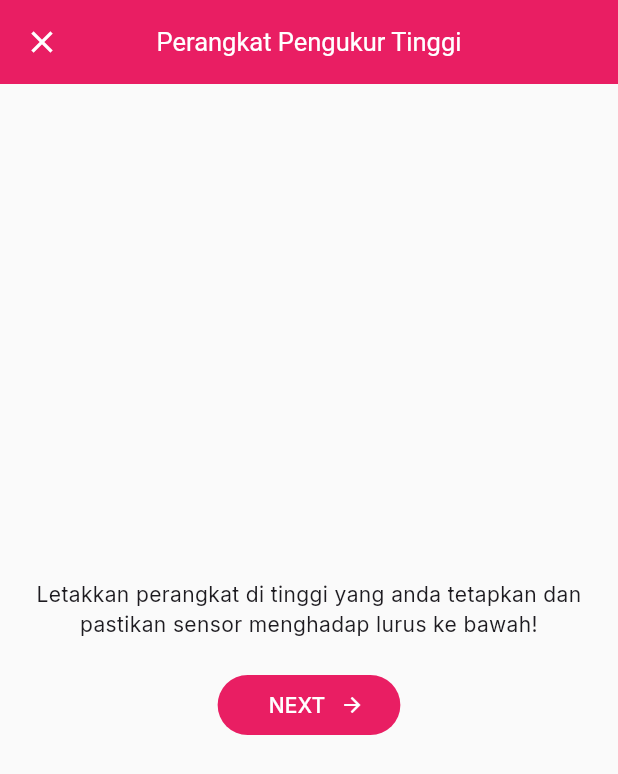
After one commit to izzaalfiansyah/vitalmetrics, a Flutter app: the PerangkatKalibrasiTinggiScreen screen opened by its route, after a tap on "NEXT", on a phone screen of 412 x 824 dp. The commit adds this screen. Shown: the top 774 px of the screen. Run offline on Flutter 3.47's test engine with Material 3 defaults, Android fonts, the phone set to English and light mode, and no system bars; our stand-ins replace bloc, device_info_plus, dio, flutter_bloc, google_fonts, shared_preferences and 2 more; accounts and stored records are empty; network calls fail; statements that could not run were skipped.

Commit message:
add kalibrasi tinggi

```diff
--- a/lib/libs/routes.dart
+++ b/lib/libs/routes.dart
@@ -5,6 +5,7 @@ import 'package:vitalmetrics/pages/admin.dart';
 import 'package:vitalmetrics/pages/akun.dart';
 import 'package:vitalmetrics/pages/akun/manajemen.dart';
 import 'package:vitalmetrics/pages/akun/perangkat.dart';
+import 'package:vitalmetrics/pages/akun/perangkat_kalibrasi_tinggi.dart';
 import 'package:vitalmetrics/pages/index.dart';
 import 'package:vitalmetrics/pages/login.dart';
 import 'package:vitalmetrics/pages/menu/index.dart';
@@ -31,5 +32,7 @@ Map<String, WidgetBuilder> routes = {
   '/akun': (context) => AkunScreen(),
   '/akun/manajemen': (context) => AkunManajemenScreen(),
   '/akun/perangkat': (context) => AkunPerangkatScreen(),
+  '/akun/perangkat/kalibrasi-tinggi': (context) =>
+      PerangkatKalibrasiTinggiScreen(),
   '/menu': (context) => MenuCategoryByAgeScreen(),
 };
--- a/lib/models/perangkat_user.dart
+++ b/lib/models/perangkat_user.dart
@@ -3,12 +3,16 @@ class PerangkatUser {
   String nomorSerial;
   String? nomorSerialTinggi;
   dynamic userId;
+  num kalibrasiTinggi = 0;
+  bool kalibrasiTinggiOn = false;
 
   PerangkatUser({
     this.id = '',
     this.nomorSerial = '',
     this.userId = '',
     this.nomorSerialTinggi,
+    this.kalibrasiTinggi = 0,
+    this.kalibrasiTinggiOn = false,
   });
 
   factory PerangkatUser.fromJson(Map<String, dynamic> map) {
@@ -17,6 +21,8 @@ class PerangkatUser {
       nomorSerial: map['nomor_serial'],
       nomorSerialTinggi: map['nomor_serial_tinggi'],
       userId: map['user_id'],
+      kalibrasiTinggi: map['kalibrasi_tinggi'],
+      kalibrasiTinggiOn: map['kalibrasi_tinggi_on'],
     );
   }
 
--- a/lib/pages/akun/perangkat.dart
+++ b/lib/pages/akun/perangkat.dart
@@ -391,7 +391,13 @@ class _AkunPerangkatScreenState extends State<AkunPerangkatScreen> {
                                           subtitle: Text(
                                               '${300.toStringAsFixed(2)} cm'),
                                           trailing: TextButton(
-                                            onPressed: () {},
+                                            onPressed: () async {
+                                              final res = await Navigator.of(
+                                                      context)
+                                                  .pushNamed(
+                                                      '/akun/perangkat/kalibrasi-tinggi');
+                                              print(res);
+                                            },
                                             child: Text('SET'),
                                           ),
                                         )
--- /dev/null
+++ b/lib/pages/akun/perangkat_kalibrasi_tinggi.dart
@@ -0,0 +1,112 @@
+import 'package:flutter/material.dart';
+import 'package:flutter_bloc/flutter_bloc.dart';
+import 'package:vitalmetrics/bloc/perangkat_user_bloc.dart';
+import 'package:vitalmetrics/bloc/user_bloc.dart';
+import 'package:vitalmetrics/constant.dart';
+
+class PerangkatKalibrasiTinggiScreen extends StatefulWidget {
+  const PerangkatKalibrasiTinggiScreen({super.key});
+
+  @override
+  State<PerangkatKalibrasiTinggiScreen> createState() =>
+      _PerangkatKalibrasiTinggiScreenState();
+}
+
+class _PerangkatKalibrasiTinggiScreenState
+    extends State<PerangkatKalibrasiTinggiScreen> {
+  PerangkatUserBloc perangkatUserBloc = PerangkatUserBloc();
+  dynamic userId = '';
+  int step = 1;
+
+  @override
+  void initState() {
+    setState(() {
+      userId = context.read<UserBloc>().state.item!.id;
+    });
+    super.initState();
+  }
+
+  @override
+  Widget build(BuildContext context) {
+    return Scaffold(
+      appBar: AppBar(
+        title: Text('Perangkat Pengukur Tinggi'),
+        leading: step == 1
+            ? IconButton(
+                onPressed: () {
+                  Navigator.pop(context, 'no-save');
+                },
+                icon: Icon(Icons.close),
+              )
+            : SizedBox(width: 0),
+      ),
+      body: BlocListener<PerangkatUserBloc, PerangkatUserState>(
+        bloc: perangkatUserBloc,
+        listener: (context, state) {
+          if (state.item != null) {
+            setState(() {
+              step = 2;
+            });
+          }
+        },
+        child: BlocBuilder<PerangkatUserBloc, PerangkatUserState>(
+          bloc: perangkatUserBloc,
+          builder: (context, state) {
+            print(state.item);
+            return Container(
+              padding: EdgeInsets.all(20),
+              alignment: Alignment.center,
+              child: Column(
+                mainAxisAlignment: MainAxisAlignment.center,
+                children: step == 1
+                    ? [
+                        Text(
+                          'Letakkan perangkat di tinggi yang anda tetapkan dan pastikan sensor menghadap lurus ke bawah!',
+                          textAlign: TextAlign.center,
+                        ),
+                        SizedBox(height: 20),
+                        FilledButton(
+                          onPressed: () {
+                            perangkatUserBloc
+                                .add(PerangkatUserGetByUserId(userId: userId));
+                          },
+                          style: FilledButton.styleFrom(
+                            backgroundColor: cPrimary,
+                          ),
+                          child: Row(
+                            mainAxisSize: MainAxisSize.min,
+                            children: [
+                              SizedBox(width: 10),
+                              Text('NEXT'),
+                              SizedBox(width: 10),
+                              Icon(
+                                Icons.arrow_forward,
+                                size: 16,
+                              ),
+                            ],
+                          ),
+                        ),
+                      ]
+                    : [
+                        Text(
+                            'Tinggi Perangkat: ${state.item?.kalibrasiTinggi.toStringAsFixed(2) ?? 0} cm'),
+                        SizedBox(height: 20),
+                        FilledButton(
+                          onPressed: () {
+                            Navigator.of(context).popUntil(
+                                ModalRoute.withName('/akun/perangkat'));
+                          },
+                          style: FilledButton.styleFrom(
+                            backgroundColor: cPrimary,
+                          ),
+                          child: Text('KONFIRMASI'),
+                        )
+                      ],
+              ),
+            );
+          },
+        ),
+      ),
+    );
+  }
+}
```
Also changed, not shown: 4 other files.
